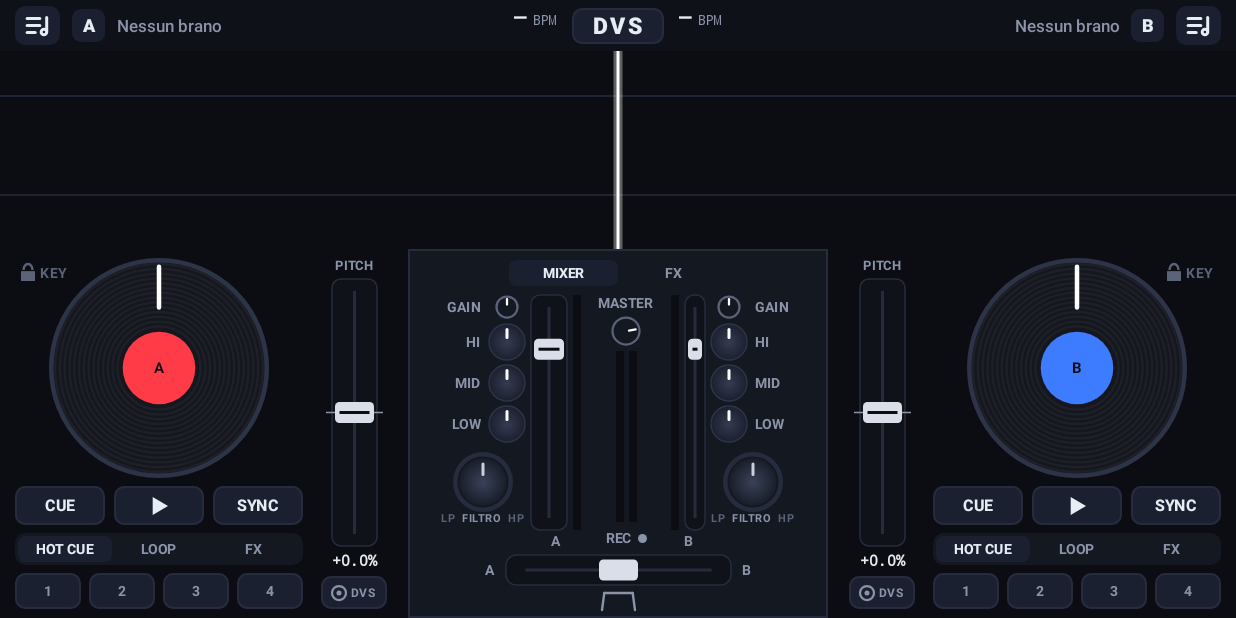
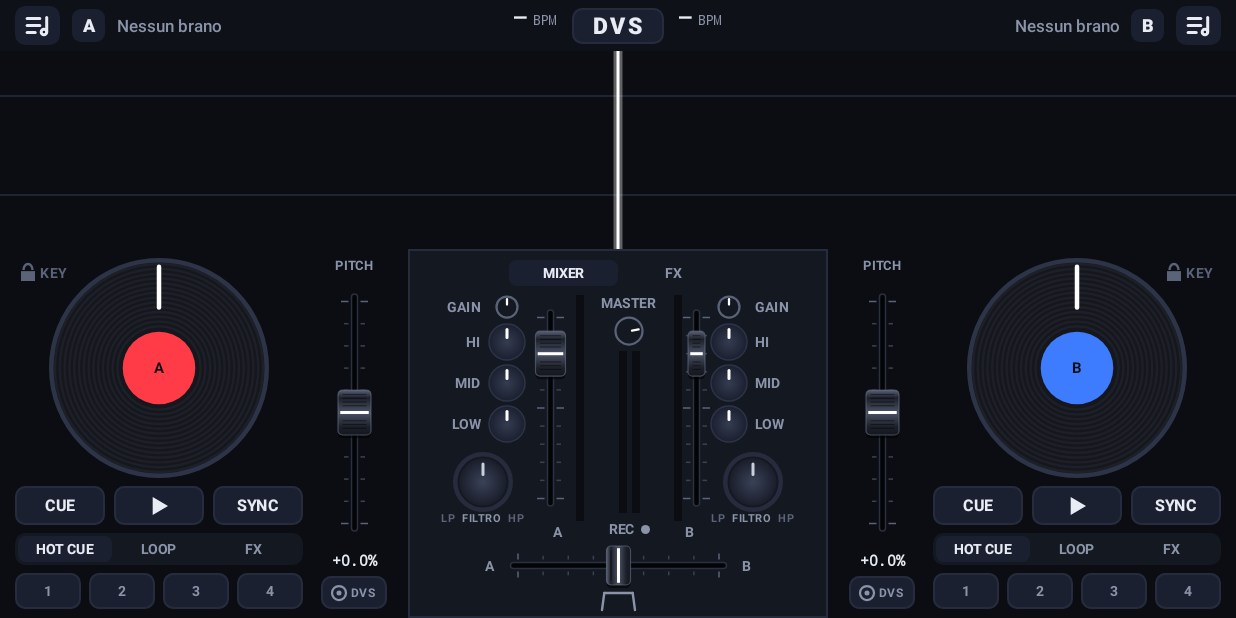
Before and after one commit to toniaudio/scratch-au, an Android app built with Jetpack Compose: the screen it shows after launch (MainActivity), on a phone screen of 824 x 412 dp (held sideways). Run offline under Robolectric (Android 15) with nearby library versions, the phone set to English and light mode, and no system bars; 8 statements that could not run were skipped.

Commit message:
Fader, crossfader e cursori delle opzioni snelli, come quelli dei mixer veri
Co-Authored-By: Claude Opus 5.5 <noreply@anthropic.com>
Claude-Session: https://claude.ai/code/session_01Q6837TbCDCCjM1wxVviTqv

```diff
--- a/app/src/main/java/com/toniaudio/djaaay/ui/Comandi.kt
+++ b/app/src/main/java/com/toniaudio/djaaay/ui/Comandi.kt
@@ -8,6 +8,7 @@ import androidx.compose.foundation.gestures.awaitFirstDown
 import androidx.compose.foundation.gestures.detectTapGestures
 import androidx.compose.foundation.layout.Box
 import androidx.compose.foundation.layout.Row
+import androidx.compose.foundation.layout.height
 import androidx.compose.foundation.layout.padding
 import androidx.compose.foundation.layout.size
 import androidx.compose.foundation.layout.width
@@ -24,6 +25,7 @@ import androidx.compose.ui.geometry.Size
 import androidx.compose.ui.graphics.Brush
 import androidx.compose.ui.graphics.Color
 import androidx.compose.ui.graphics.StrokeCap
+import androidx.compose.ui.graphics.drawscope.DrawScope
 import androidx.compose.ui.graphics.drawscope.Stroke
 import androidx.compose.ui.graphics.drawscope.rotate
 import androidx.compose.ui.input.pointer.pointerInput
@@ -132,8 +134,9 @@ fun Manopola(
 }
 
 /**
- * Fader verticale (volumi, pitch): si trascina il cappuccio; `centrale` disegna lo zero al centro (pitch).
- * `valore` 0…1 (1 in alto).
+ * Fader verticale (volumi, pitch) disegnato come quelli dei mixer: fessura sottile, tacche della scala ai lati,
+ * cappuccio scuro zigrinato con la linea bianca. `larghezza` è la zona da toccare (più larga del disegno).
+ * `centrale` segna lo zero al centro (pitch). `valore` 0…1 (1 in alto).
  */
 @Composable
 fun FaderVerticale(
@@ -141,7 +144,8 @@ fun FaderVerticale(
     onCambia: (Float) -> Unit,
     modifier: Modifier = Modifier,
     centrale: Boolean = false,
-    larghezza: Dp = 24.dp,
+    larghezza: Dp = 26.dp,
+    cappuccio: Dp = 20.dp,
 ) {
     val attuale by rememberUpdatedState(valore)
     val cambia by rememberUpdatedState(onCambia)
@@ -160,7 +164,7 @@ fun FaderVerticale(
                         val dy = c.position.y - y
                         y = c.position.y
                         if (dy != 0f) {
-                            v = (v - dy / (size.height - 16.dp.toPx())).coerceIn(0f, 1f)
+                            v = (v - dy / (size.height - kAltezzaCapV.toPx())).coerceIn(0f, 1f)
                             cambia(v)
                             c.consume()
                         }
@@ -169,18 +173,24 @@ fun FaderVerticale(
             }
             .pointerInput(centrale) { detectTapGestures(onDoubleTap = { if (centrale) cambia(0.5f) }) },
     ) {
-        val arrot = CornerRadius(6.dp.toPx())
-        drawRoundRect(Color(0xFF0F1219), cornerRadius = arrot)
-        drawRoundRect(Colori.Linea, cornerRadius = arrot, style = Stroke(1.dp.toPx()))
-        val margine = 8.dp.toPx()
-        drawLine(Colori.Linea, Offset(size.width / 2, margine), Offset(size.width / 2, size.height - margine), 2.dp.toPx())
-        if (centrale) {
-            drawLine(Colori.Spento, Offset(-4.dp.toPx(), size.height / 2), Offset(size.width + 4.dp.toPx(), size.height / 2), 1.dp.toPx())
+        val hCap = kAltezzaCapV.toPx()
+        val cx = size.width / 2
+        val alto = hCap / 2
+        val basso = size.height - hCap / 2
+        // tacche: 11 (lunghe a fondo corsa e a metà), ai due lati della fessura
+        val dentro = 4.dp.toPx()
+        for (i in 0..10) {
+            val ty = alto + (basso - alto) * i / 10f
+            val lunga = i == 0 || i == 5 || i == 10
+            val l = if (lunga) 5.dp.toPx() else 3.dp.toPx()
+            val col = if (centrale && i == 5) Colori.Spento else if (lunga) Colori.Scuro else Color(0xFF3A4152)
+            val sp = if (centrale && i == 5) 1.5.dp.toPx() else 1.dp.toPx()
+            drawLine(col, Offset(cx - dentro - l, ty), Offset(cx - dentro, ty), sp)
+            drawLine(col, Offset(cx + dentro, ty), Offset(cx + dentro + l, ty), sp)
         }
-        val altezzaCap = 14.dp.toPx()
-        val y = margine + (1f - valore) * (size.height - 2 * margine) - altezzaCap / 2
-        drawRoundRect(Color(0xFFD9DEE8), Offset(2.dp.toPx(), y), Size(size.width - 4.dp.toPx(), altezzaCap), CornerRadius(3.dp.toPx()))
-        drawLine(Colori.Sfondo, Offset(5.dp.toPx(), y + altezzaCap / 2), Offset(size.width - 5.dp.toPx(), y + altezzaCap / 2), 2.dp.toPx())
+        fessura(Offset(cx, alto - 3.dp.toPx()), Offset(cx, basso + 3.dp.toPx()))
+        val y = alto + (1f - valore.coerceIn(0f, 1f)) * (basso - alto)
+        cappuccioFader(Offset(cx, y), Size(cappuccio.toPx().coerceAtMost(size.width), hCap), verticale = true)
     }
 }
 
@@ -192,7 +202,7 @@ fun Crossfader(valore: Float, onCambia: (Float) -> Unit, modifier: Modifier = Mo
         modifier.pointerInput(Unit) {
             awaitEachGesture {
                 val giu = awaitFirstDown()
-                val margine = 13.dp.toPx()
+                val margine = kLarghezzaCapX.toPx() / 2
                 fun daX(x: Float) = ((x - margine) / (size.width - 2 * margine)).coerceIn(0f, 1f)
                 cambia(daX(giu.position.x))
                 do {
@@ -204,14 +214,105 @@ fun Crossfader(valore: Float, onCambia: (Float) -> Unit, modifier: Modifier = Mo
             }
         },
     ) {
-        val arrot = CornerRadius(7.dp.toPx())
-        drawRoundRect(Color(0xFF0F1219), cornerRadius = arrot)
-        drawRoundRect(Colori.Linea, cornerRadius = arrot, style = Stroke(1.dp.toPx()))
-        val margine = 13.dp.toPx()
-        drawLine(Colori.Linea, Offset(margine, size.height / 2), Offset(size.width - margine, size.height / 2), 2.dp.toPx())
-        val capL = 26.dp.toPx()
-        val x = margine + valore * (size.width - 2 * margine)
-        drawRoundRect(Color(0xFFD9DEE8), Offset(x - capL / 2, 3.dp.toPx()), Size(capL, size.height - 6.dp.toPx()), CornerRadius(3.dp.toPx()))
+        val wCap = kLarghezzaCapX.toPx()
+        val cy = size.height / 2
+        val sx = wCap / 2
+        val dx = size.width - wCap / 2
+        // tacche sopra e sotto: estremi, quarti e centro
+        val dentro = 4.dp.toPx()
+        for (i in 0..8) {
+            val tx = sx + (dx - sx) * i / 8f
+            val lunga = i % 4 == 0
+            val l = if (lunga) 4.dp.toPx() else 2.5.dp.toPx()
+            val col = if (lunga) Colori.Scuro else Color(0xFF3A4152)
+            drawLine(col, Offset(tx, cy - dentro - l), Offset(tx, cy - dentro), 1.dp.toPx())
+            drawLine(col, Offset(tx, cy + dentro), Offset(tx, cy + dentro + l), 1.dp.toPx())
+        }
+        fessura(Offset(sx - 3.dp.toPx(), cy), Offset(dx + 3.dp.toPx(), cy))
+        val x = sx + valore.coerceIn(0f, 1f) * (dx - sx)
+        cappuccioFader(Offset(x, cy), Size(wCap, size.height.coerceAtMost(26.dp.toPx())), verticale = false)
+    }
+}
+
+/** Altezza del cappuccio dei fader verticali e larghezza di quello del crossfader (nel senso della corsa). */
+private val kAltezzaCapV = 30.dp
+private val kLarghezzaCapX = 16.dp
+
+/** La fessura nera in cui scorre il cappuccio. */
+private fun DrawScope.fessura(da: Offset, a: Offset) {
+    drawLine(Color(0xFF2A3040), da, a, 5.dp.toPx(), StrokeCap.Round)
+    drawLine(Color(0xFF030406), da, a, 3.dp.toPx(), StrokeCap.Round)
+}
+
+/**
+ * Cappuccio del fader visto dall'alto: plastica scura con riflesso, zigrinatura e la linea bianca di riferimento
+ * (orizzontale nei fader verticali, verticale nel crossfader).
+ */
+private fun DrawScope.cappuccioFader(centro: Offset, dim: Size, verticale: Boolean) {
+    val tl = Offset(centro.x - dim.width / 2, centro.y - dim.height / 2)
+    val arrot = CornerRadius(3.dp.toPx())
+    // ombra
+    drawRoundRect(Color.Black.copy(alpha = 0.55f), tl + Offset(0f, 2.dp.toPx()), dim, arrot)
+    // corpo: più chiaro al centro (la sella) e più scuro verso i bordi, nel senso della corsa
+    val chiaro = Color(0xFF4B5265)
+    val scuro = Color(0xFF1C2029)
+    val sfumatura = if (verticale) {
+        Brush.verticalGradient(0f to Color(0xFF5A6176), 0.18f to scuro, 0.5f to chiaro, 0.82f to scuro, 1f to Color(0xFF14171E), startY = tl.y, endY = tl.y + dim.height)
+    } else {
+        Brush.horizontalGradient(0f to Color(0xFF5A6176), 0.18f to scuro, 0.5f to chiaro, 0.82f to scuro, 1f to Color(0xFF14171E), startX = tl.x, endX = tl.x + dim.width)
+    }
+    drawRoundRect(sfumatura, tl, dim, arrot)
+    drawRoundRect(Color(0xFF6A7287).copy(alpha = 0.6f), tl, dim, arrot, style = Stroke(0.8.dp.toPx()))
+    // zigrinatura: righe sottili perpendicolari alla corsa, lasciando libero il centro
+    val passo = 2.5.dp.toPx()
+    val bordo = 3.dp.toPx()
+    val lunghezzaCorsa = if (verticale) dim.height else dim.width
+    var t = bordo
+    while (t < lunghezzaCorsa - bordo) {
+        if (kotlin.math.abs(t - lunghezzaCorsa / 2) > 4.dp.toPx()) {
+            if (verticale) {
+                drawLine(Color.Black.copy(alpha = 0.45f), Offset(tl.x + bordo, tl.y + t), Offset(tl.x + dim.width - bordo, tl.y + t), 0.8.dp.toPx())
+            } else {
+                drawLine(Color.Black.copy(alpha = 0.45f), Offset(tl.x + t, tl.y + bordo), Offset(tl.x + t, tl.y + dim.height - bordo), 0.8.dp.toPx())
+            }
+        }
+        t += passo
+    }
+    // linea bianca di riferimento
+    if (verticale) {
+        drawLine(Color.White, Offset(tl.x + 1.5.dp.toPx(), centro.y), Offset(tl.x + dim.width - 1.5.dp.toPx(), centro.y), 2.dp.toPx())
+    } else {
+        drawLine(Color.White, Offset(centro.x, tl.y + 1.5.dp.toPx()), Offset(centro.x, tl.y + dim.height - 1.5.dp.toPx()), 2.dp.toPx())
+    }
+}
+
+/** Cursore sottile delle opzioni: linea di 3 dp e pomello tondo; si tocca o si trascina in qualsiasi punto. `valore` 0…1. */
+@Composable
+fun CursoreSottile(valore: Float, onCambia: (Float) -> Unit, modifier: Modifier = Modifier) {
+    val cambia by rememberUpdatedState(onCambia)
+    Canvas(
+        modifier.height(24.dp).pointerInput(Unit) {
+            awaitEachGesture {
+                val giu = awaitFirstDown()
+                val margine = 7.dp.toPx()
+                fun daX(x: Float) = ((x - margine) / (size.width - 2 * margine)).coerceIn(0f, 1f)
+                cambia(daX(giu.position.x))
+                do {
+                    val e = awaitPointerEvent()
+                    val c = e.changes.firstOrNull { it.id == giu.id } ?: break
+                    cambia(daX(c.position.x))
+                    c.consume()
+                } while (c.pressed)
+            }
+        },
+    ) {
+        val margine = 7.dp.toPx()
+        val cy = size.height / 2
+        val x = margine + valore.coerceIn(0f, 1f) * (size.width - 2 * margine)
+        drawLine(Colori.Linea, Offset(margine, cy), Offset(size.width - margine, cy), 3.dp.toPx(), StrokeCap.Round)
+        drawLine(Colori.Neutro, Offset(margine, cy), Offset(x, cy), 3.dp.toPx(), StrokeCap.Round)
+        drawCircle(Color.Black.copy(alpha = 0.5f), 7.dp.toPx(), Offset(x, cy + 1.dp.toPx()))
+        drawCircle(Color.White, 6.5.dp.toPx(), Offset(x, cy))
     }
 }
 
--- a/app/src/main/java/com/toniaudio/djaaay/ui/Opzioni.kt
+++ b/app/src/main/java/com/toniaudio/djaaay/ui/Opzioni.kt
@@ -17,8 +17,6 @@ import androidx.compose.foundation.layout.width
 import androidx.compose.foundation.rememberScrollState
 import androidx.compose.foundation.shape.RoundedCornerShape
 import androidx.compose.foundation.verticalScroll
-import androidx.compose.material3.Slider
-import androidx.compose.material3.SliderDefaults
 import androidx.compose.material3.Switch
 import androidx.compose.material3.SwitchDefaults
 import androidx.compose.material3.Text
@@ -176,10 +174,7 @@ private fun Riga(nome: String, sotto: String?, controllo: @Composable () -> Unit
 @Composable
 private fun RigaCursore(nome: String, sotto: String, valore: Float, testo: String, onCambia: (Float) -> Unit) {
     Riga(nome, sotto) {
-        Slider(
-            valore.coerceIn(0f, 1f), onCambia, Modifier.width(150.dp),
-            colors = SliderDefaults.colors(thumbColor = Color.White, activeTrackColor = Colori.Neutro, inactiveTrackColor = Colori.Linea),
-        )
+        CursoreSottile(valore, onCambia, Modifier.width(150.dp))
         Text(testo, color = Colori.Testo, fontSize = 10.5.sp, fontFamily = FontFamily.Monospace, modifier = Modifier.width(58.dp).padding(start = 6.dp))
     }
 }
--- a/app/src/main/java/com/toniaudio/djaaay/ui/PannelloDeck.kt
+++ b/app/src/main/java/com/toniaudio/djaaay/ui/PannelloDeck.kt
@@ -177,6 +177,7 @@ private fun ColonnaPitch(app: StatoApp, d: Int, c: Controllore) {
             onCambia = { c.impostaPitch(d, (it - 0.5f) * 2 * escursione) },
             centrale = true,
             larghezza = 30.dp,
+            cappuccio = 22.dp,
             modifier = Modifier.weight(1f),
         )
         Numero("%+.1f%%".format(deck.pitch * 100), dimensione = 10.sp)
--- a/app/src/main/java/com/toniaudio/djaaay/ui/PannelloMixer.kt
+++ b/app/src/main/java/com/toniaudio/djaaay/ui/PannelloMixer.kt
@@ -62,7 +62,7 @@ fun PannelloMixer(app: StatoApp, c: Controllore, modifier: Modifier = Modifier)
         Row(verticalAlignment = Alignment.CenterVertically, modifier = Modifier.padding(top = 4.dp)) {
             Etichetta("A", Colori.Spento, 9.sp)
             Spacer(Modifier.width(7.dp))
-            Crossfader(m.crossfader, { c.crossfader(it) }, Modifier.width(150.dp).height(20.dp))
+            Crossfader(m.crossfader, { c.crossfader(it) }, Modifier.width(150.dp).height(26.dp))
             Spacer(Modifier.width(7.dp))
             Etichetta("B", Colori.Spento, 9.sp)
         }
```
